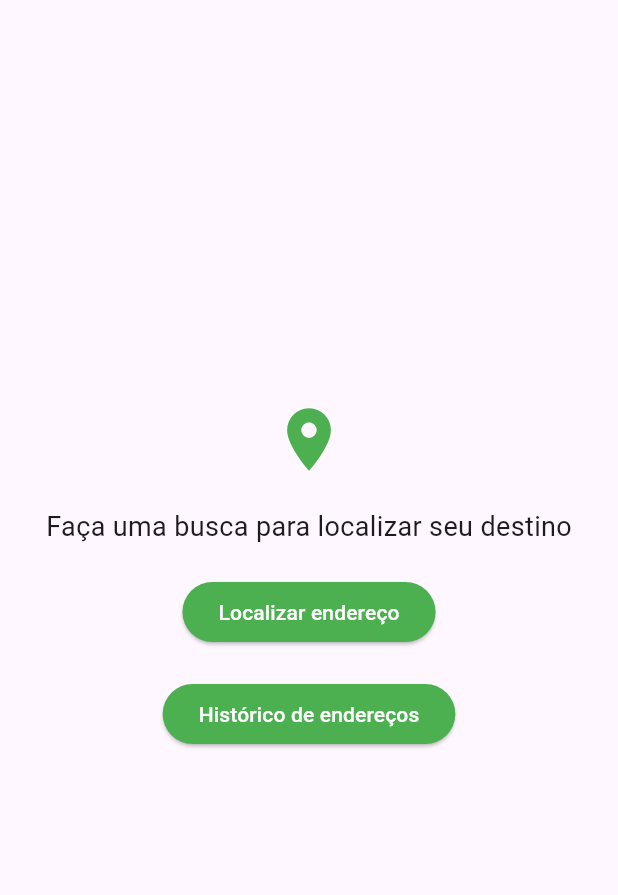
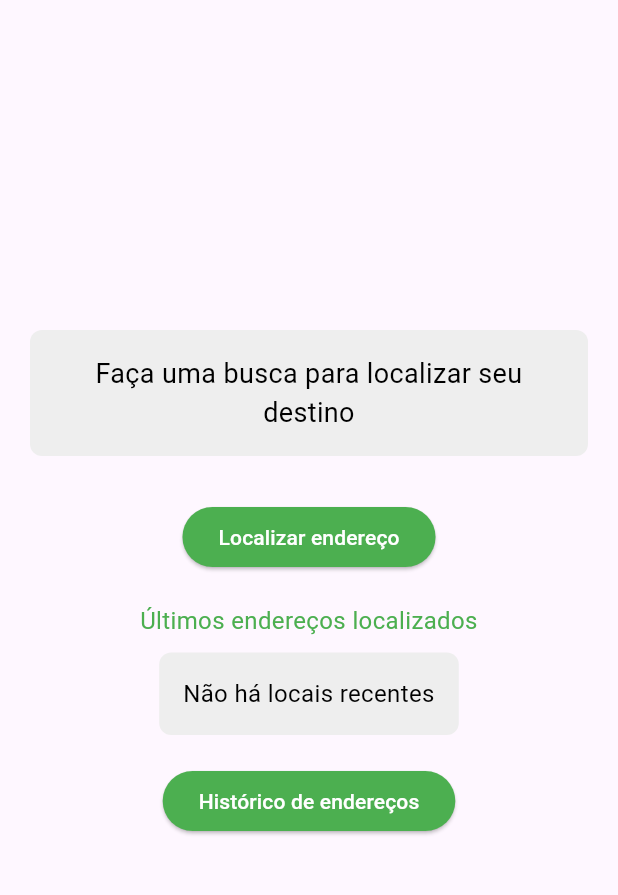
Before and after one commit to juneskalletty/fast_location, a Flutter app: the screen it shows after launch, on a phone screen of 412 x 824 dp, the part 84-979 px from its top. Run offline on Flutter 3.47's test engine with Material 3 defaults, Android fonts, the phone set to English and light mode, and no system bars; our stand-ins replace dio, geocoding, hive, hive_flutter; missing offline and left inert: map_launcher; accounts and stored records are empty.

Commit message:
Estilização
Estilização

```diff
--- a/lib/src/http/dio_config.dart
+++ b/lib/src/http/dio_config.dart
@@ -4,8 +4,8 @@ class DioConfig {
   static final Dio _dio = Dio(
     BaseOptions(
       baseUrl: 'https://viacep.com.br/ws/',
-      connectTimeout: Duration(seconds: 5),
-      receiveTimeout: Duration(seconds: 3),
+      connectTimeout: const Duration(seconds: 5),
+      receiveTimeout: const Duration(seconds: 3),
     ),
   );
 
--- a/lib/src/modules/home/page/home_page.dart
+++ b/lib/src/modules/home/page/home_page.dart
@@ -21,11 +21,22 @@ class HomePage extends StatelessWidget {
         child: Column(
           mainAxisAlignment: MainAxisAlignment.center,
           children: [
-            const Icon(Icons.location_on, size: 50, color: Colors.green),
-            const SizedBox(height: 20),
-            const Text(
-              'Faça uma busca para localizar seu destino',
-              style: TextStyle(fontSize: 18),
+            // Bloco com o texto "Faça uma busca para localizar seu destino"
+            Container(
+              margin: const EdgeInsets.symmetric(horizontal: 20, vertical: 10),
+              padding: const EdgeInsets.all(16),
+              decoration: BoxDecoration(
+                color: Colors.grey.shade200,
+                borderRadius: BorderRadius.circular(8),
+              ),
+              child: const Text(
+                'Faça uma busca para localizar seu destino',
+                style: TextStyle(
+                  fontSize: 18,
+                  color: Colors.black,
+                ),
+                textAlign: TextAlign.center,
+              ),
             ),
             const SizedBox(height: 20),
             ElevatedButton(
@@ -37,6 +48,47 @@ class HomePage extends StatelessWidget {
                 foregroundColor: Colors.white,
               ),
               child: const Text('Localizar endereço'),
+            ),
+            const SizedBox(height: 20),
+            // Alinhamento central do título "Últimos endereços localizados"
+            const Text(
+              'Últimos endereços localizados',
+              style: TextStyle(
+                fontSize: 16,
+                color: Colors.green,
+              ),
+              textAlign: TextAlign.center, // Alinhando o texto ao centro
+            ),
+            const SizedBox(height: 10),
+            // Bloco para exibição de locais recentes ou a mensagem "Não há locais recentes"
+            FutureBuilder<String?>(
+              future: getLastSearchedAddress(), // função que retorna o último endereço consultado
+              builder: (context, snapshot) {
+                return Container(
+                  margin: const EdgeInsets.symmetric(horizontal: 20),
+                  padding: const EdgeInsets.all(16),
+                  decoration: BoxDecoration(
+                    color: Colors.grey.shade200,
+                    borderRadius: BorderRadius.circular(8),
+                  ),
+                  child: snapshot.hasData && snapshot.data!.isNotEmpty
+                      ? Text(
+                          snapshot.data!,
+                          style: const TextStyle(
+                            fontSize: 16,
+                            color: Colors.black,
+                          ),
+                        )
+                      : const Text(
+                          'Não há locais recentes',
+                          style: TextStyle(
+                            fontSize: 16,
+                            color: Colors.black,
+                          ),
+                          textAlign: TextAlign.center,
+                        ),
+                );
+              },
             ),
             const SizedBox(height: 20),
             ElevatedButton(
@@ -53,6 +105,16 @@ class HomePage extends StatelessWidget {
         ),
       ),
     );
+  }
+
+  // Função que busca o último endereço consultado
+  Future<String?> getLastSearchedAddress() async {
+    final history = await getCepHistory();
+    if (history.isNotEmpty) {
+      final lastAddress = history.last;
+      return "${lastAddress.logradouro}, ${lastAddress.localidade}";
+    }
+    return null;
   }
 
   // Mostra o input para o usuário digitar o CEP
@@ -91,8 +153,7 @@ class HomePage extends StatelessWidget {
       final response = await DioConfig.getCep(cep);
       print("Endereço retornado: $response");
 
-      // Casting explícito para Map<String, dynamic>
-      Map<String, dynamic> address = response as Map<String, dynamic>;
+      Map<String, dynamic> address = response;
 
       // Criar e salvar o histórico de CEP
       CepHistory cepHistory = CepHistory(
@@ -125,7 +186,6 @@ class HomePage extends StatelessWidget {
               TextButton(
                 onPressed: () async {
                   Navigator.of(context).pop();
-                  // Chamar função para abrir o endereço no mapa
                   await _openInMaps(address['logradouro'], address['localidade']);
                 },
                 child: const Text('Abrir no Mapa'),
@@ -159,13 +219,9 @@ class HomePage extends StatelessWidget {
   // Função para abrir o endereço no Google Maps
   Future<void> _openInMaps(String logradouro, String localidade) async {
     try {
-      // Obter as coordenadas a partir do endereço
       List<Location> locations = await locationFromAddress('$logradouro, $localidade');
-
       if (locations.isNotEmpty) {
         Location location = locations.first;
-
-        // Verifica se o Google Maps está disponível
         if (await MapLauncher.isMapAvailable(MapType.google) ?? false) {
           await MapLauncher.showMarker(
             mapType: MapType.google,
```
